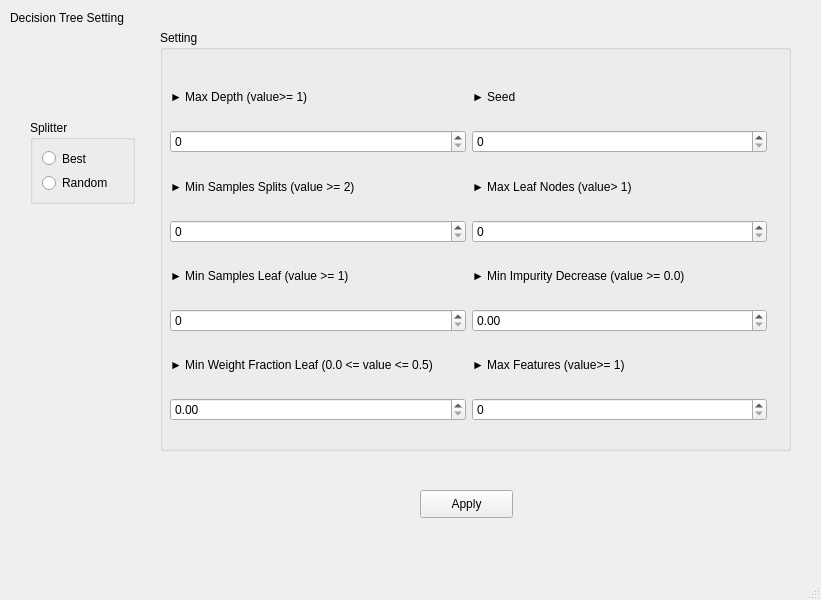
Old version of the form dt.ui in the repository jukyung-j/DataBot.
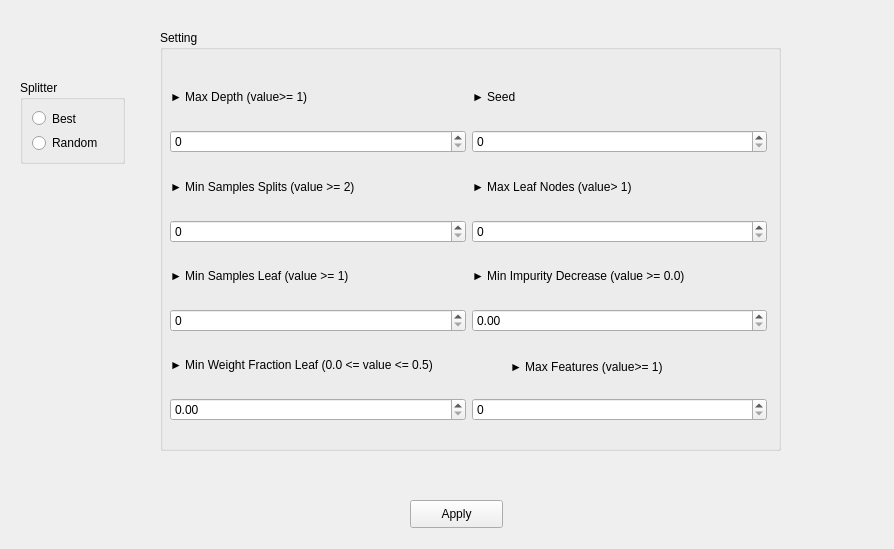
New version of the form.

Commit message: solbe the problem

```diff
--- a/dt.ui
+++ b/dt.ui
@@ -1,37 +1,23 @@
 <?xml version="1.0" encoding="UTF-8"?>
 <ui version="4.0">
- <class>SubWindow</class>
- <widget class="QMainWindow" name="SubWindow">
+ <class>Form</class>
+ <widget class="QWidget" name="Form">
   <property name="geometry">
    <rect>
     <x>0</x>
     <y>0</y>
-    <width>821</width>
-    <height>600</height>
+    <width>894</width>
+    <height>549</height>
    </rect>
   </property>
   <property name="windowTitle">
    <string>MainWindow</string>
   </property>
-  <widget class="QWidget" name="centralwidget">
-   <widget class="QLabel" name="label">
-    <property name="geometry">
-     <rect>
-      <x>10</x>
-      <y>10</y>
-      <width>261</width>
-      <height>16</height>
-     </rect>
-    </property>
-    <property name="text">
-     <string>Decision Tree Setting</string>
-    </property>
-   </widget>
    <widget class="QGroupBox" name="groupBox">
     <property name="geometry">
      <rect>
-      <x>30</x>
-      <y>120</y>
+     <x>20</x>
+     <y>80</y>
       <width>105</width>
       <height>84</height>
      </rect>
@@ -61,7 +47,7 @@
      <rect>
       <x>160</x>
       <y>30</y>
-      <width>631</width>
+     <width>621</width>
       <height>421</height>
      </rect>
     </property>
@@ -148,24 +134,30 @@
       <item row="5" column="1">
        <widget class="QDoubleSpinBox" name="min_impurity"/>
       </item>
-      <item row="6" column="1">
-       <widget class="QLabel" name="label_5">
-        <property name="text">
-         <string>► Max Features (value&gt;= 1)</string>
-        </property>
-       </widget>
-      </item>
       <item row="7" column="1">
        <widget class="QSpinBox" name="max_features"/>
       </item>
      </layout>
     </widget>
+   <widget class="QLabel" name="label_5">
+    <property name="geometry">
+     <rect>
+      <x>350</x>
+      <y>310</y>
+      <width>260</width>
+      <height>54</height>
+     </rect>
+    </property>
+    <property name="text">
+     <string>► Max Features (value&gt;= 1)</string>
+    </property>
+   </widget>
    </widget>
    <widget class="QPushButton" name="dt">
     <property name="geometry">
      <rect>
-      <x>420</x>
-      <y>490</y>
+     <x>410</x>
+     <y>500</y>
       <width>93</width>
       <height>28</height>
      </rect>
@@ -175,18 +167,6 @@
     </property>
    </widget>
   </widget>
-  <widget class="QMenuBar" name="menubar">
-   <property name="geometry">
-    <rect>
-     <x>0</x>
-     <y>0</y>
-     <width>821</width>
-     <height>26</height>
-    </rect>
-   </property>
-  </widget>
-  <widget class="QStatusBar" name="statusbar"/>
- </widget>
  <resources/>
  <connections>
   <connection>
```
Left out of the diff: 12 changed lines with no effect on the pictures. Lines whose indentation alone changed are shown as unchanged. The commit also changes 1 other file.
